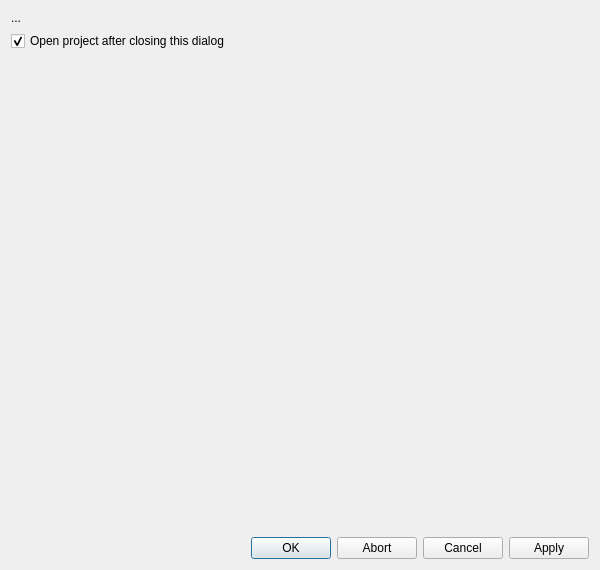
Qt form qfieldsync/ui/cloud_transfer_dialog.ui (opengisch/qfieldsync) before a commit.
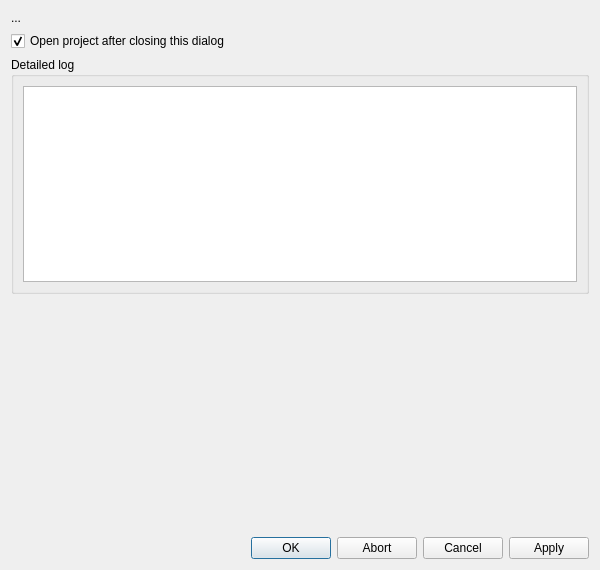
The same form after that commit. The open tabs and pages were chosen to show the change. Icons and pictures are not drawn. Custom widgets are drawn as their Qt base class.

Commit message: Add detailed logs when downloading and uploading

What changed in the file:
```diff
--- a/qfieldsync/ui/cloud_transfer_dialog.ui
+++ b/qfieldsync/ui/cloud_transfer_dialog.ui
@@ -162,6 +162,21 @@
          </property>
         </widget>
        </item>
+       <item>
+        <widget class="QgsCollapsibleGroupBox" name="detailedLogEndPageGroupBox">
+         <property name="title">
+          <string>Detailed log</string>
+         </property>
+         <property name="collapsed">
+          <bool>true</bool>
+         </property>
+         <layout class="QVBoxLayout" name="verticalLayout_6">
+          <item>
+           <widget class="QListView" name="detailedLogEndPageListView"/>
+          </item>
+         </layout>
+        </widget>
+       </item>
        <item>
         <spacer name="verticalSpacer_3">
          <property name="orientation">
@@ -403,6 +418,14 @@
    </item>
   </layout>
  </widget>
+ <customwidgets>
+  <customwidget>
+   <class>QgsCollapsibleGroupBox</class>
+   <extends>QGroupBox</extends>
+   <header>qgscollapsiblegroupbox.h</header>
+   <container>1</container>
+  </customwidget>
+ </customwidgets>
  <resources/>
  <connections>
   <connection>
```
Left out of the diff: 15 changed lines with no effect on the pictures. The commit also changes 2 other files.
